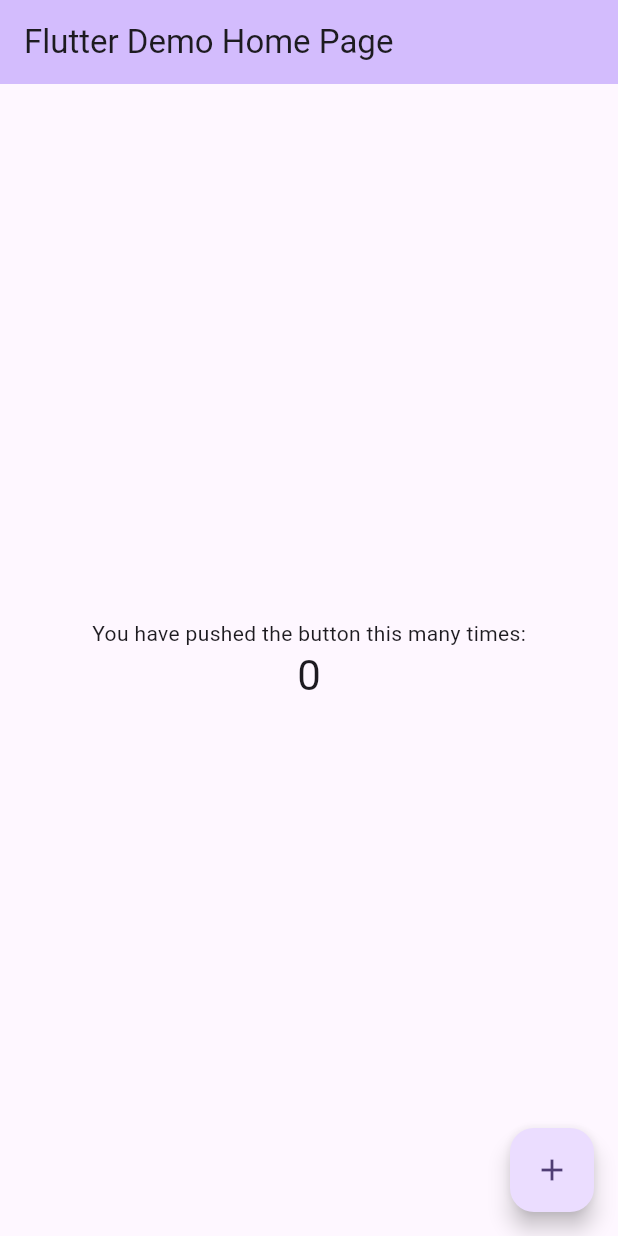
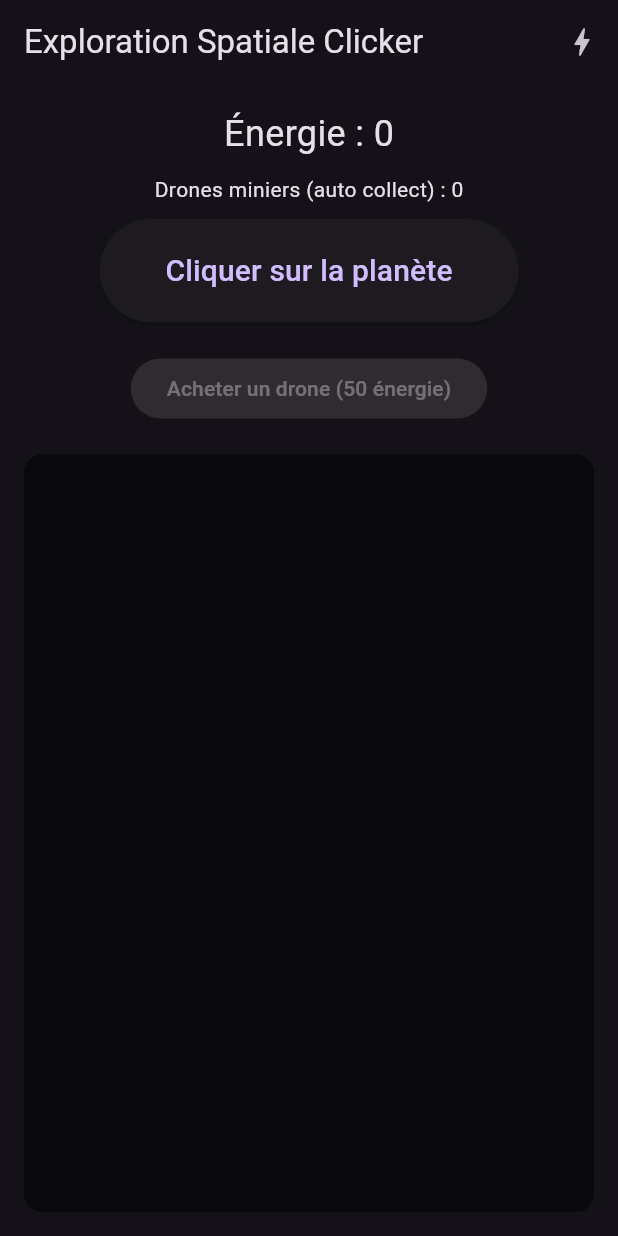
Before and after one commit to MathisGredt/SpaceClicker, a Flutter app: the screen it shows after launch, on a phone screen of 412 x 824 dp. Run offline on Flutter 3.47's test engine with Material 3 defaults, Android fonts, the phone set to English and light mode, and no system bars; our stand-ins replace sqflite; accounts and stored records are empty.

Commit message:
début de clicker fonctionnel, mise en place archi

```diff
--- a/pomodoro_app/lib/main.dart
+++ b/pomodoro_app/lib/main.dart
@@ -1,122 +1,19 @@
 import 'package:flutter/material.dart';
+import 'screens/home_screen.dart';
 
 void main() {
   runApp(const MyApp());
 }
 
 class MyApp extends StatelessWidget {
-  const MyApp({super.key});
+  const MyApp({Key? key}) : super(key: key);
 
-  // This widget is the root of your application.
   @override
   Widget build(BuildContext context) {
     return MaterialApp(
-      title: 'Flutter Demo',
-      theme: ThemeData(
-        // This is the theme of your application.
-        //
-        // TRY THIS: Try running your application with "flutter run". You'll see
-        // the application has a purple toolbar. Then, without quitting the app,
-        // try changing the seedColor in the colorScheme below to Colors.green
-        // and then invoke "hot reload" (save your changes or press the "hot
-        // reload" button in a Flutter-supported IDE, or press "r" if you used
-        // the command line to start the app).
-        //
-        // Notice that the counter didn't reset back to zero; the application
-        // state is not lost during the reload. To reset the state, use hot
-        // restart instead.
-        //
-        // This works for code too, not just values: Most code changes can be
-        // tested with just a hot reload.
-        colorScheme: ColorScheme.fromSeed(seedColor: Colors.deepPurple),
-      ),
-      home: const MyHomePage(title: 'Flutter Demo Home Page'),
+      title: 'Exploration Spatiale Clicker',
+      theme: ThemeData.dark(),
+      home: HomeScreen(),
     );
   }
 }
-
-class MyHomePage extends StatefulWidget {
-  const MyHomePage({super.key, required this.title});
-
-  // This widget is the home page of your application. It is stateful, meaning
-  // that it has a State object (defined below) that contains fields that affect
-  // how it looks.
-
-  // This class is the configuration for the state. It holds the values (in this
-  // case the title) provided by the parent (in this case the App widget) and
-  // used by the build method of the State. Fields in a Widget subclass are
-  // always marked "final".
-
-  final String title;
-
-  @override
-  State<MyHomePage> createState() => _MyHomePageState();
-}
-
-class _MyHomePageState extends State<MyHomePage> {
-  int _counter = 0;
-
-  void _incrementCounter() {
-    setState(() {
-      // This call to setState tells the Flutter framework that something has
-      // changed in this State, which causes it to rerun the build method below
-      // so that the display can reflect the updated values. If we changed
-      // _counter without calling setState(), then the build method would not be
-      // called again, and so nothing would appear to happen.
-      _counter++;
-    });
-  }
-
-  @override
-  Widget build(BuildContext context) {
-    // This method is rerun every time setState is called, for instance as done
-    // by the _incrementCounter method above.
-    //
-    // The Flutter framework has been optimized to make rerunning build methods
-    // fast, so that you can just rebuild anything that needs updating rather
-    // than having to individually change instances of widgets.
-    return Scaffold(
-      appBar: AppBar(
-        // TRY THIS: Try changing the color here to a specific color (to
-        // Colors.amber, perhaps?) and trigger a hot reload to see the AppBar
-        // change color while the other colors stay the same.
-        backgroundColor: Theme.of(context).colorScheme.inversePrimary,
-        // Here we take the value from the MyHomePage object that was created by
-        // the App.build method, and use it to set our appbar title.
-        title: Text(widget.title),
-      ),
-      body: Center(
-        // Center is a layout widget. It takes a single child and positions it
-        // in the middle of the parent.
-        child: Column(
-          // Column is also a layout widget. It takes a list of children and
-          // arranges them vertically. By default, it sizes itself to fit its
-          // children horizontally, and tries to be as tall as its parent.
-          //
-          // Column has various properties to control how it sizes itself and
-          // how it positions its children. Here we use mainAxisAlignment to
-          // center the children vertically; the main axis here is the vertical
-          // axis because Columns are vertical (the cross axis would be
-          // horizontal).
-          //
-          // TRY THIS: Invoke "debug painting" (choose the "Toggle Debug Paint"
-          // action in the IDE, or press "p" in the console), to see the
-          // wireframe for each widget.
-          mainAxisAlignment: MainAxisAlignment.center,
-          children: <Widget>[
-            const Text('You have pushed the button this many times:'),
-            Text(
-              '$_counter',
-              style: Theme.of(context).textTheme.headlineMedium,
-            ),
-          ],
-        ),
-      ),
-      floatingActionButton: FloatingActionButton(
-        onPressed: _incrementCounter,
-        tooltip: 'Increment',
-        child: const Icon(Icons.add),
-      ), // This trailing comma makes auto-formatting nicer for build methods.
-    );
-  }
-}
--- /dev/null
+++ b/pomodoro_app/lib/models/resource_model.dart
@@ -0,0 +1,27 @@
+class Resource {
+  int energy;
+  int drones;
+  int totalCollected;
+
+  Resource({
+    required this.energy,
+    required this.drones,
+    required this.totalCollected,
+  });
+
+  Map<String, dynamic> toMap() {
+    return {
+      'energy': energy,
+      'drones': drones,
+      'totalCollected': totalCollected,
+    };
+  }
+
+  factory Resource.fromMap(Map<String, dynamic> map) {
+    return Resource(
+      energy: map['energy'] as int,
+      drones: map['drones'] as int,
+      totalCollected: map['totalCollected'] as int,
+    );
+  }
+}
--- /dev/null
+++ b/pomodoro_app/lib/screens/home_screen.dart
@@ -0,0 +1,154 @@
+import 'dart:async'; // Import for Timer
+import 'package:flutter/material.dart';
+import '../services/database_service.dart';
+import '../services/bonus_service.dart';
+import '../widgets/resource_display.dart';
+import '../widgets/drone_upgrade.dart';
+import '../models/resource_model.dart';
+
+// Rest of your code remains unchanged
+
+class HomeScreen extends StatefulWidget {
+  @override
+  _HomeScreenState createState() => _HomeScreenState();
+}
+
+class _HomeScreenState extends State<HomeScreen> {
+  late DatabaseService dbService;
+  late BonusService bonusService;
+  Resource resource = Resource(energy: 0, drones: 0, totalCollected: 0);
+  List<String> history = [];
+  Timer? autoCollectTimer;
+
+  @override
+  void initState() {
+    super.initState();
+    dbService = DatabaseService();
+    bonusService = BonusService();
+    dbService.initDb().then((_) {
+      dbService.loadData().then((data) {
+        if (data != null) {
+          setState(() {
+            resource = data;
+          });
+        }
+        _startAutoCollect();
+      });
+    });
+  }
+
+  void _startAutoCollect() {
+    autoCollectTimer = Timer.periodic(Duration(seconds: 1), (_) {
+      if (resource.drones > 0) {
+        final collected = (resource.drones * 2 * bonusService.bonusMultiplier).round();
+        setState(() {
+          resource.energy += collected;
+          resource.totalCollected += collected;
+          history.add("Drones ont collecté $collected énergie");
+        });
+        print("Energy: ${resource.energy}"); // Debug log
+        dbService.saveData(resource);
+      }
+    });
+  }
+
+  void _collectEnergy() {
+    final collected = (1 * bonusService.bonusMultiplier).round();
+    setState(() {
+      resource.energy += collected;
+      resource.totalCollected += collected;
+      history.add("Clique +$collected énergie");
+    });
+    dbService.saveData(resource);
+  }
+
+  void _buyDrone() {
+    const cost = 50;
+    if (resource.energy >= cost) {
+      setState(() {
+        resource.energy -= cost;
+        resource.drones++;
+        history.add("Drone acheté !");
+      });
+      dbService.saveData(resource);
+    } else {
+      _showMessage("Pas assez d'énergie pour acheter un drone");
+    }
+  }
+
+  void _showMessage(String msg) {
+    ScaffoldMessenger.of(context).showSnackBar(
+      SnackBar(content: Text(msg)),
+    );
+  }
+
+  void _activateBonus() {
+    bonusService.activateBonus(() {
+      setState(() {
+        history.add("Bonus terminé");
+      });
+    });
+    setState(() {
+      history.add("Bonus x2 activé pour 10s !");
+    });
+  }
+
+  @override
+  void dispose() {
+    autoCollectTimer?.cancel();
+    bonusService.dispose();
+    dbService.closeDb();
+    super.dispose();
+  }
+
+  @override
+  Widget build(BuildContext context) {
+    return Scaffold(
+      appBar: AppBar(
+        title: Text("Exploration Spatiale Clicker"),
+        actions: [
+          IconButton(
+            icon: Icon(Icons.bolt),
+            tooltip: "Activer bonus x2 (temporaire)",
+            onPressed: _activateBonus,
+          )
+        ],
+      ),
+      body: Padding(
+        padding: const EdgeInsets.all(16),
+        child: Column(
+          children: [
+            ResourceDisplay(energy: resource.energy, drones: resource.drones),
+            SizedBox(height: 10),
+            ElevatedButton(
+              onPressed: _collectEnergy,
+              child: Padding(
+                padding: const EdgeInsets.all(20.0),
+                child: Text("Cliquer sur la planète", style: TextStyle(fontSize: 20)),
+              ),
+            ),
+            SizedBox(height: 20),
+            DroneUpgrade(energy: resource.energy, onBuyDrone: _buyDrone),
+            SizedBox(height: 20),
+            Expanded(
+              child: Container(
+                padding: EdgeInsets.all(12),
+                decoration: BoxDecoration(
+                    color: Colors.black54,
+                    borderRadius: BorderRadius.circular(12)),
+                child: ListView(
+                  children: history.reversed
+                      .map((e) => Text(
+                    e,
+                    style: TextStyle(color: Colors.white70),
+                  ))
+                      .toList(),
+                ),
+              ),
+            ),
+          ],
+        ),
+      ),
+    );
+  }
+}
--- /dev/null
+++ b/pomodoro_app/lib/services/bonus_service.dart
@@ -0,0 +1,20 @@
+import 'dart:async';
+
+class BonusService {
+  double bonusMultiplier = 1.0;
+  Timer? bonusTimer;
+
+  void activateBonus(Function onBonusEnd) {
+    if (bonusTimer != null && bonusTimer!.isActive) return;
+
+    bonusMultiplier = 2.0;
+    bonusTimer = Timer(Duration(seconds: 10), () {
+      bonusMultiplier = 1.0;
+      onBonusEnd();
+    });
+  }
+
+  void dispose() {
+    bonusTimer?.cancel();
+  }
+}
--- /dev/null
+++ b/pomodoro_app/lib/widgets/drone_upgrade.dart
@@ -0,0 +1,20 @@
+import 'package:flutter/material.dart';
+
+class DroneUpgrade extends StatelessWidget {
+  final int energy;
+  final Function onBuyDrone;
+
+  const DroneUpgrade({
+    Key? key,
+    required this.energy,
+    required this.onBuyDrone,
+  }) : super(key: key);
+
+  @override
+  Widget build(BuildContext context) {
+    return ElevatedButton(
+      onPressed: energy >= 50 ? () => onBuyDrone() : null,
+      child: Text("Acheter un drone (50 énergie)"),
+    );
+  }
+}
--- /dev/null
+++ b/pomodoro_app/lib/widgets/resource_display.dart
@@ -0,0 +1,23 @@
+import 'package:flutter/material.dart';
+
+class ResourceDisplay extends StatelessWidget {
+  final int energy;
+  final int drones;
+
+  const ResourceDisplay({
+    Key? key,
+    required this.energy,
+    required this.drones,
+  }) : super(key: key);
+
+  @override
+  Widget build(BuildContext context) {
+    return Column(
+      children: [
+        Text("Énergie : $energy", style: TextStyle(fontSize: 24)),
+        SizedBox(height: 10),
+        Text("Drones miniers (auto collect) : $drones"),
+      ],
+    );
+  }
+}
```
Also changed, not shown: pomodoro_app/lib/services/database_service.dart (added, +50 -0 lines), pomodoro_app/pubspec.yaml (+28 -65 lines), pomodoro_app/lib/services/audio_service.dart (added), pomodoro_app/lib/widgets/planet_button.dart (added), pomodoro_app/pubspec.lock, 7 other files.
